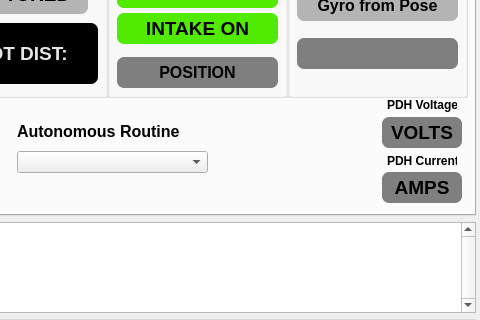
Before: the Qt Designer form gui/layout_2024.ui in aesatchien/FRC2429_2024, drawn with Qt 5; both pictures show x 975 to 1455 and y 254 to 574 of the 1455 by 725 pixel window.
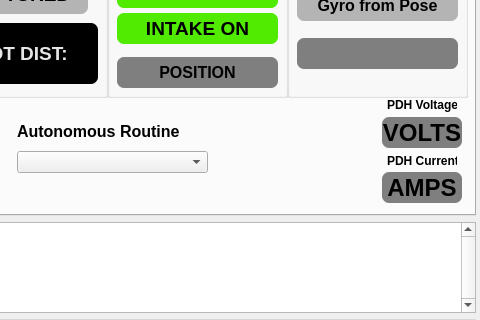
After: the same form once the commit is applied. Icons and pictures are not drawn. Custom widgets are drawn as their Qt base class.

Commit message: made warning label class updates work

Diff of the .ui file:
```diff
--- a/gui/layout_2024.ui
+++ b/gui/layout_2024.ui
@@ -1351,8 +1351,8 @@
       </property>
       <property name="font">
        <font>
-        <family>MS Shell Dlg 2</family>
-        <pointsize>14</pointsize>
+        <family>Arial</family>
+        <pointsize>18</pointsize>
         <weight>75</weight>
         <bold>true</bold>
        </font>
@@ -1387,8 +1387,8 @@
       </property>
       <property name="font">
        <font>
-        <family>MS Shell Dlg 2</family>
-        <pointsize>14</pointsize>
+        <family>Arial</family>
+        <pointsize>18</pointsize>
         <weight>75</weight>
         <bold>true</bold>
        </font>
@@ -2152,6 +2152,11 @@
    <extends>QLabel</extends>
    <header>qlabel2.h</header>
   </customwidget>
+  <customwidget>
+   <class>WarningLabel</class>
+   <extends>QLabel</extends>
+   <header>warning_label</header>
+  </customwidget>
  </customwidgets>
  <resources>
   <include location="resources.qrc"/>
```
Left out of the diff: 8 changed lines with no effect on the pictures. The commit also changes 2 other files.
